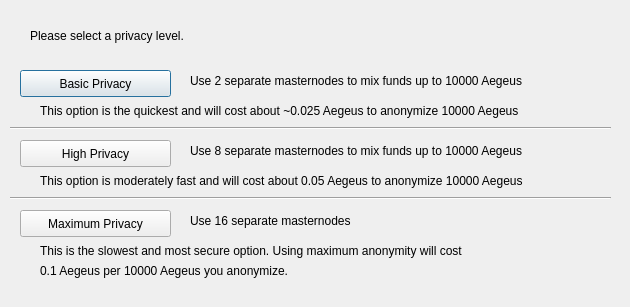
Qt form src/qt/forms/obfuscationconfig.ui (AegeusCoin/aegeus) before a commit.
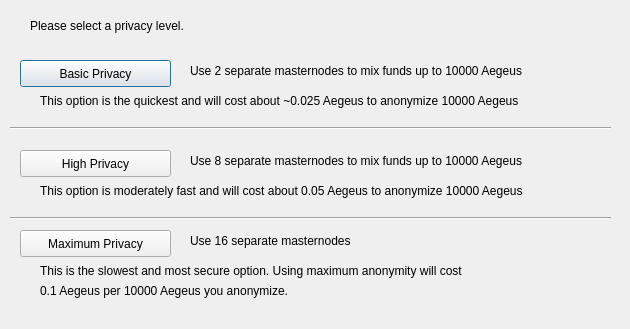
The same form after that commit.

Patch:
```diff
--- a/src/qt/forms/obfuscationconfig.ui
+++ b/src/qt/forms/obfuscationconfig.ui
@@ -7,7 +7,7 @@
     <x>0</x>
     <y>0</y>
     <width>630</width>
-    <height>307</height>
+    <height>329</height>
    </rect>
   </property>
   <property name="windowTitle">
@@ -17,7 +17,7 @@
    <property name="geometry">
     <rect>
      <x>20</x>
-     <y>70</y>
+     <y>60</y>
      <width>151</width>
      <height>27</height>
     </rect>
@@ -30,7 +30,7 @@
    <property name="geometry">
     <rect>
      <x>20</x>
-     <y>140</y>
+     <y>150</y>
      <width>151</width>
      <height>27</height>
     </rect>
@@ -43,7 +43,7 @@
    <property name="geometry">
     <rect>
      <x>20</x>
-     <y>210</y>
+     <y>230</y>
      <width>151</width>
      <height>27</height>
     </rect>
@@ -56,7 +56,7 @@
    <property name="geometry">
     <rect>
      <x>30</x>
-     <y>20</y>
+     <y>10</y>
      <width>571</width>
      <height>31</height>
     </rect>
@@ -69,7 +69,7 @@
    <property name="geometry">
     <rect>
      <x>190</x>
-     <y>70</y>
+     <y>60</y>
      <width>421</width>
      <height>21</height>
     </rect>
@@ -82,7 +82,7 @@
    <property name="geometry">
     <rect>
      <x>190</x>
-     <y>140</y>
+     <y>150</y>
      <width>411</width>
      <height>21</height>
     </rect>
@@ -95,7 +95,7 @@
    <property name="geometry">
     <rect>
      <x>190</x>
-     <y>210</y>
+     <y>230</y>
      <width>421</width>
      <height>21</height>
     </rect>
@@ -108,7 +108,7 @@
    <property name="geometry">
     <rect>
      <x>40</x>
-     <y>100</y>
+     <y>90</y>
      <width>561</width>
      <height>21</height>
     </rect>
@@ -121,7 +121,7 @@
    <property name="geometry">
     <rect>
      <x>40</x>
-     <y>170</y>
+     <y>180</y>
      <width>561</width>
      <height>21</height>
     </rect>
@@ -134,7 +134,7 @@
    <property name="geometry">
     <rect>
      <x>40</x>
-     <y>240</y>
+     <y>260</y>
      <width>561</width>
      <height>21</height>
     </rect>
@@ -147,7 +147,7 @@
    <property name="geometry">
     <rect>
      <x>40</x>
-     <y>260</y>
+     <y>280</y>
      <width>561</width>
      <height>21</height>
     </rect>
@@ -173,7 +173,7 @@
    <property name="geometry">
     <rect>
      <x>10</x>
-     <y>190</y>
+     <y>210</y>
      <width>601</width>
      <height>16</height>
     </rect>
```
